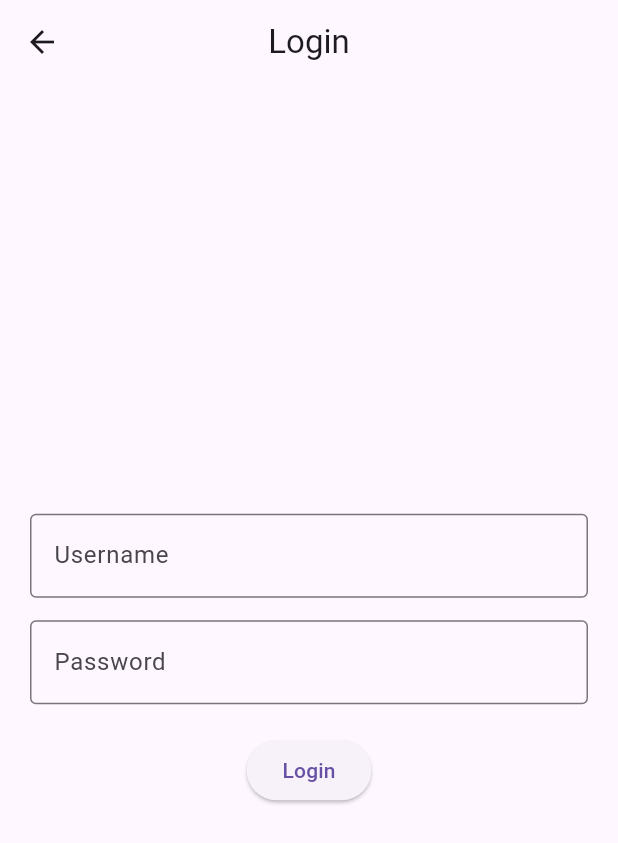
After one commit to mohamednowfal07/Inventory, a Flutter app: the LoginScreen screen opened directly, on a phone screen of 412 x 824 dp. The commit adds this screen. Shown: the top 843 px of the screen. Run offline on Flutter 3.47's test engine with Material 3 defaults, Android fonts, the phone set to English and light mode, and no system bars; our stand-ins replace cloud_firestore, firebase_core; accounts and stored records are empty.

```diff
--- a/lib/main.dart
+++ b/lib/main.dart
@@ -29,6 +29,7 @@
 import 'package:inventory_project/model/provider/cart_provider.dart';
 import 'package:inventory_project/productdetails_screen.dart';
 import 'package:inventory_project/profile_screen.dart';
+import 'package:inventory_project/screens/login_screen.dart';
 import 'package:inventory_project/screens/product_listscreen.dart';
 import 'package:provider/provider.dart';
 import 'theme_provider.dart';
@@ -60,7 +61,7 @@
         final themeProvider = Provider.of<ThemeProvider>(context);
 
         return MaterialApp(
-          title: 'Theme Toggle App',
+          title: 'Inventory App',
           themeMode: themeProvider.themeMode,
           theme: ThemeData(
             brightness: Brightness.light,
--- /dev/null
+++ b/lib/screens/login_screen.dart
@@ -0,0 +1,83 @@
+// ignore_for_file: use_key_in_widget_constructors
+
+import 'package:flutter/material.dart';
+
+
+
+class LoginScreen extends StatefulWidget {
+  @override
+  State<LoginScreen> createState() => _LoginScreenState();
+}
+
+class _LoginScreenState extends State<LoginScreen> {
+  final usernameController = TextEditingController();
+  final passwordController = TextEditingController();
+  bool isLoggedIn = false;
+
+  void login() {
+    setState(() {
+      isLoggedIn = true;
+    });
+  }
+
+  void logout() {
+    setState(() {
+      isLoggedIn = false;
+      usernameController.clear();
+      passwordController.clear();
+    });
+  }
+
+  @override
+  Widget build(BuildContext context) {
+    return Scaffold(
+      appBar: AppBar(
+        title: Text(isLoggedIn ? "Welcome" : "Login"),
+        centerTitle: true,
+      ),
+      body: Center(
+        child: isLoggedIn
+            ? Column(
+                mainAxisAlignment: MainAxisAlignment.center,
+                children: [
+                  Text("Hello, ${usernameController.text}", style: TextStyle(fontSize: 20)),
+                  SizedBox(height: 20),
+                  ElevatedButton(
+                    onPressed: logout,
+                    child: Text("Logout"),
+                  ),
+                ],
+              )
+            : Padding(
+                padding: const EdgeInsets.all(20.0),
+                child: Column(
+                  mainAxisAlignment: MainAxisAlignment.center,
+                  children: [
+                    TextField(
+                      controller: usernameController,
+                      decoration: InputDecoration(
+                        labelText: 'Username',
+                        border: OutlineInputBorder(),
+                      ),
+                    ),
+                    SizedBox(height: 15),
+                    TextField(
+                      controller: passwordController,
+                      obscureText: true,
+                      decoration: InputDecoration(
+                        labelText: 'Password',
+                        border: OutlineInputBorder(),
+                      ),
+                    ),
+                    SizedBox(height: 20),
+                    ElevatedButton(
+                      onPressed: login,
+                      child: Text("Login"),
+                    ),
+                  ],
+                ),
+              ),
+      ),
+    );
+  }
+}
--- a/pubspec.yaml
+++ b/pubspec.yaml
@@ -37,6 +37,7 @@
   provider: ^6.1.5
   firebase_core: ^3.15.1
   cloud_firestore: ^5.6.11
+  shared_preferences: ^2.5.3
 
 dev_dependencies:
   flutter_test:
```
Also changed, not shown: lib/model/product_model.dart (+11 -6 lines), lib/screens/add_edit_screen.dart (+11 -5 lines), lib/screens/product_listscreen.dart (+33 -138 lines), lib/servives/product_services.dart (+8 -3 lines), pubspec.lock, 1 other file. Lines whose indentation alone changed are shown as unchanged.
